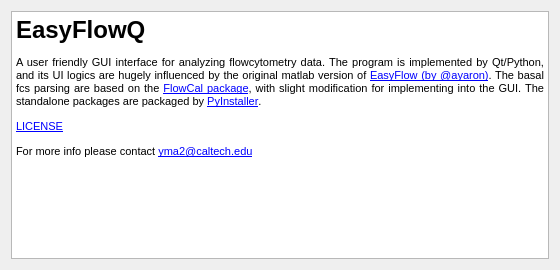
Before: the Qt Designer form uiDesigns/AboutWindow.ui in ym3141/EasyFlowQ, drawn with Qt 5.
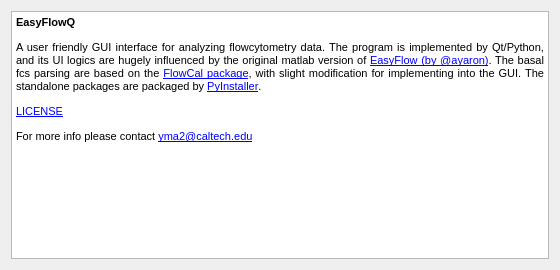
After: the same form once the commit is applied.

Commit message: now the about window links are clickable

The edit to the form file:
```diff
--- a/uiDesigns/AboutWindow.ui
+++ b/uiDesigns/AboutWindow.ui
@@ -32,11 +32,14 @@
       <string>&lt;!DOCTYPE HTML PUBLIC &quot;-//W3C//DTD HTML 4.0//EN&quot; &quot;http://www.w3.org/TR/REC-html40/strict.dtd&quot;&gt;
 &lt;html&gt;&lt;head&gt;&lt;meta name=&quot;qrichtext&quot; content=&quot;1&quot; /&gt;&lt;style type=&quot;text/css&quot;&gt;
 p, li { white-space: pre-wrap; }
-&lt;/style&gt;&lt;/head&gt;&lt;body style=&quot; font-family:'MS Shell Dlg 2'; font-size:8pt; font-weight:400; font-style:normal;&quot;&gt;
-&lt;p style=&quot; margin-top:18px; margin-bottom:12px; margin-left:0px; margin-right:0px; -qt-block-indent:0; text-indent:0px;&quot;&gt;&lt;a name=&quot;easyflowq&quot;&gt;&lt;/a&gt;&lt;span style=&quot; font-size:xx-large; font-weight:600;&quot;&gt;E&lt;/span&gt;&lt;span style=&quot; font-size:xx-large; font-weight:600;&quot;&gt;asyFlowQ&lt;/span&gt;&lt;/p&gt;
-&lt;p align=&quot;justify&quot; style=&quot; margin-top:12px; margin-bottom:12px; margin-left:0px; margin-right:0px; -qt-block-indent:0; text-indent:0px;&quot;&gt;A user friendly GUI interface for analyzing flowcytometry data. The program is implemented by Qt/Python, and its UI logics are hugely influenced by the original matlab version of &lt;a href=&quot;https://github.com/AntebiLab/easyflow&quot;&gt;&lt;span style=&quot; text-decoration: underline; color:#0000ff;&quot;&gt;EasyFlow (by @ayaron)&lt;/span&gt;&lt;/a&gt;. The basal fcs parsing are based on the &lt;a href=&quot;https://github.com/taborlab/FlowCal&quot;&gt;&lt;span style=&quot; text-decoration: underline; color:#0000ff;&quot;&gt;FlowCal package&lt;/span&gt;&lt;/a&gt;, with slight modification for implementing into the GUI. The standalone packages are packaged by &lt;a href=&quot;https://pyinstaller.org/en/stable/&quot;&gt;&lt;span style=&quot; text-decoration: underline; color:#0000ff;&quot;&gt;PyInstaller&lt;/span&gt;&lt;/a&gt;.&lt;/p&gt;
-&lt;p style=&quot; margin-top:12px; margin-bottom:12px; margin-left:0px; margin-right:0px; -qt-block-indent:0; text-indent:0px;&quot;&gt;&lt;a href=&quot;https://github.com/ym3141/EasyFlowQ/blob/master/LICENSE.md&quot;&gt;&lt;span style=&quot; text-decoration: underline; color:#0000ff;&quot;&gt;LICENSE&lt;/span&gt;&lt;/a&gt;&lt;/p&gt;
-&lt;p align=&quot;justify&quot; style=&quot; margin-top:12px; margin-bottom:12px; margin-left:0px; margin-right:0px; -qt-block-indent:0; text-indent:0px;&quot;&gt;For more info please contact &lt;a href=&quot;mailto:yma2@caltech.edu&quot;&gt;&lt;span style=&quot; text-decoration: underline; color:#0000ff;&quot;&gt;yma2@caltech.edu&lt;/span&gt;&lt;/a&gt;&lt;/p&gt;&lt;/body&gt;&lt;/html&gt;</string>
+&lt;/style&gt;&lt;/head&gt;&lt;body style=&quot; font-family:'MS Shell Dlg 2'; font-size:7.8pt; font-weight:400; font-style:normal;&quot;&gt;
+&lt;p style=&quot; margin-top:18px; margin-bottom:12px; margin-left:0px; margin-right:0px; -qt-block-indent:0; text-indent:0px;&quot;&gt;&lt;a name=&quot;easyflowq&quot;&gt;&lt;/a&gt;&lt;span style=&quot; font-size:8pt; font-weight:600;&quot;&gt;E&lt;/span&gt;&lt;span style=&quot; font-size:8pt; font-weight:600;&quot;&gt;asyFlowQ&lt;/span&gt;&lt;/p&gt;
+&lt;p align=&quot;justify&quot; style=&quot; margin-top:12px; margin-bottom:12px; margin-left:0px; margin-right:0px; -qt-block-indent:0; text-indent:0px;&quot;&gt;&lt;span style=&quot; font-size:8pt;&quot;&gt;A user friendly GUI interface for analyzing flowcytometry data. The program is implemented by Qt/Python, and its UI logics are hugely influenced by the original matlab version of &lt;/span&gt;&lt;a href=&quot;https://github.com/AntebiLab/easyflow&quot;&gt;&lt;span style=&quot; font-size:8pt; text-decoration: underline; color:#0000ff;&quot;&gt;EasyFlow (by @ayaron)&lt;/span&gt;&lt;/a&gt;&lt;span style=&quot; font-size:8pt;&quot;&gt;. The basal fcs parsing are based on the &lt;/span&gt;&lt;a href=&quot;https://github.com/taborlab/FlowCal&quot;&gt;&lt;span style=&quot; font-size:8pt; text-decoration: underline; color:#0000ff;&quot;&gt;FlowCal package&lt;/span&gt;&lt;/a&gt;&lt;span style=&quot; font-size:8pt;&quot;&gt;, with slight modification for implementing into the GUI. The standalone packages are packaged by &lt;/span&gt;&lt;a href=&quot;https://pyinstaller.org/en/stable/&quot;&gt;&lt;span style=&quot; font-size:8pt; text-decoration: underline; color:#0000ff;&quot;&gt;PyInstaller&lt;/span&gt;&lt;/a&gt;&lt;span style=&quot; font-size:8pt;&quot;&gt;.&lt;/span&gt;&lt;/p&gt;
+&lt;p style=&quot; margin-top:12px; margin-bottom:12px; margin-left:0px; margin-right:0px; -qt-block-indent:0; text-indent:0px;&quot;&gt;&lt;a href=&quot;https://github.com/ym3141/EasyFlowQ/blob/master/LICENSE.md&quot;&gt;&lt;span style=&quot; font-size:8pt; text-decoration: underline; color:#0000ff;&quot;&gt;LICENSE&lt;/span&gt;&lt;/a&gt;&lt;/p&gt;
+&lt;p align=&quot;justify&quot; style=&quot; margin-top:12px; margin-bottom:12px; margin-left:0px; margin-right:0px; -qt-block-indent:0; text-indent:0px;&quot;&gt;&lt;span style=&quot; font-size:8pt;&quot;&gt;For more info please contact &lt;/span&gt;&lt;a href=&quot;mailto:yma2@caltech.edu&quot;&gt;&lt;span style=&quot; font-size:8pt; text-decoration: underline; color:#0000ff;&quot;&gt;yma2@caltech.edu&lt;/span&gt;&lt;/a&gt;&lt;/p&gt;&lt;/body&gt;&lt;/html&gt;</string>
+     </property>
+     <property name="openExternalLinks">
+      <bool>true</bool>
      </property>
     </widget>
    </item>
```
